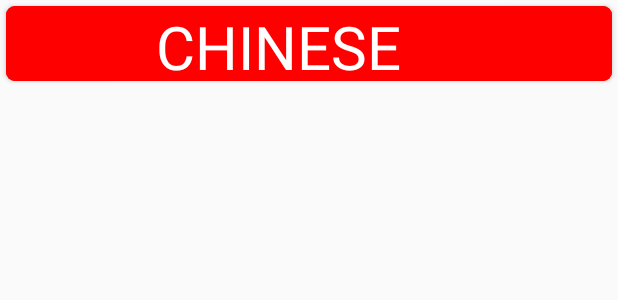
After one commit to deepanshu13032/Companion, an Android app: the layout mycard_view.xml on its own in the app's theme, with its tools: preview values and no code run, on a phone screen of 412 x 824 dp. The commit adds this screen. Shown: the top 300 px of the screen. Run offline under Robolectric (Android 15) with nearby library versions, the phone set to English and light mode, and no system bars.

Commit message:
recycler + card

```diff
--- a/app/build.gradle
+++ b/app/build.gradle
@@ -5,6 +5,10 @@ repositories {
     }
 }
 android {
+    dexOptions {
+        incremental true
+        javaMaxHeapSize "4g"
+    }
     compileSdkVersion 23
     buildToolsVersion "23.0.2"
 
@@ -24,6 +28,7 @@ android {
     }
 }
 
+
 dependencies {
     compile fileTree(include: ['*.jar'], dir: 'libs')
     testCompile 'junit:junit:4.12'
@@ -37,4 +42,5 @@ dependencies {
     compile 'com.github.ozodrukh:CircularReveal:1.0.4'
     compile 'com.android.support:support-v4:23.2.1'
     compile 'com.facebook.fresco:fresco:0.9.0'
+    compile 'com.android.support:cardview-v7:23.2.1'
 }
--- a/app/src/main/AndroidManifest.xml
+++ b/app/src/main/AndroidManifest.xml
@@ -13,7 +13,7 @@
 
     <application
         android:allowBackup="true"
-        android:icon="@drawable/myapp_logo"
+        android:icon="@drawable/app_baby"
         android:label="@string/app_name"
         android:supportsRtl="true"
         android:theme="@style/AppTheme"
--- a/app/src/main/res/layout/activity_maps.xml
+++ b/app/src/main/res/layout/activity_maps.xml
@@ -4,7 +4,7 @@
     xmlns:tools="http://schemas.android.com/tools"
     android:layout_width="match_parent"
     android:layout_height="match_parent"
-    tools:context=".SimpleDirectionActivity">
+    tools:context=".MapsActivity">
     <include
         android:id="@+id/tool_bar"
         layout="@layout/toolbar"
--- a/app/src/main/res/layout/foodscreen.xml
+++ b/app/src/main/res/layout/foodscreen.xml
@@ -7,7 +7,8 @@
     <RelativeLayout
         android:id="@+id/container2"
         android:layout_width="match_parent"
-        android:layout_height="match_parent">
+        android:layout_height="match_parent"
+        android:background="#fff">
 
         <android.support.v7.widget.RecyclerView
             android:layout_width="match_parent"
--- /dev/null
+++ b/app/src/main/res/layout/mycard_view.xml
@@ -0,0 +1,38 @@
+<?xml version="1.0" encoding="utf-8"?>
+<android.support.v7.widget.CardView xmlns:android="http://schemas.android.com/apk/res/android"
+    xmlns:card_view="http://schemas.android.com/apk/res-auto"
+    android:layout_width="match_parent"
+    android:layout_height="wrap_content"
+    android:padding = "5dp"
+    android:layout_margin="4dp"
+    card_view:cardCornerRadius="6dp">
+
+<LinearLayout
+    android:layout_width="match_parent"
+    android:layout_height="wrap_content"
+    android:orientation="vertical"
+    android:background="#ff0000"
+    >
+    <TextView
+        android:id="@+id/cuis_name"
+        android:layout_width="match_parent"
+        android:layout_height="50dp"
+        android:text="          CHINESE"
+        android:textSize="40sp"
+        android:textColor="#fff"
+        android:background="#ff0000"
+        />
+  <!--  <ImageView
+        android:layout_width="180dp"
+        android:layout_height="180dp"
+        android:src="@drawable/common_google_signin_btn_icon_dark_disabled"
+        />
+    <ImageView
+        android:layout_width="180dp"
+        android:layout_height="180dp"
+        android:src="@drawable/common_google_signin_btn_icon_dark_disabled"
+        />
+-->
+</LinearLayout>
+
+</android.support.v7.widget.CardView>
```
Also changed, not shown: app/src/main/java/com/example/deepanshuarora/companion/FoodAdapter.java (+37 -10 lines), app/src/main/java/com/example/deepanshuarora/companion/MainContainer.java (+4 -4 lines), app/src/main/java/com/example/deepanshuarora/companion/fragments/ContentFragment.java (+12 -5 lines), app/src/main/res/drawable/app_baby.png (added), app/src/main/res/drawable/food.png (added), app/src/main/res/drawable/nature.png (added), 61 other files.
